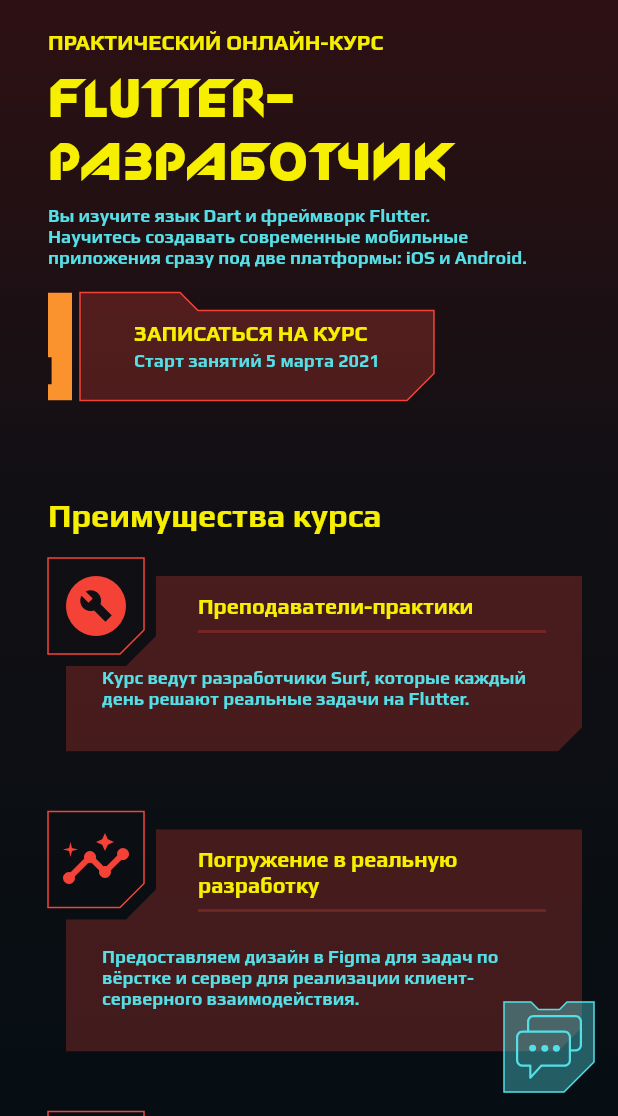
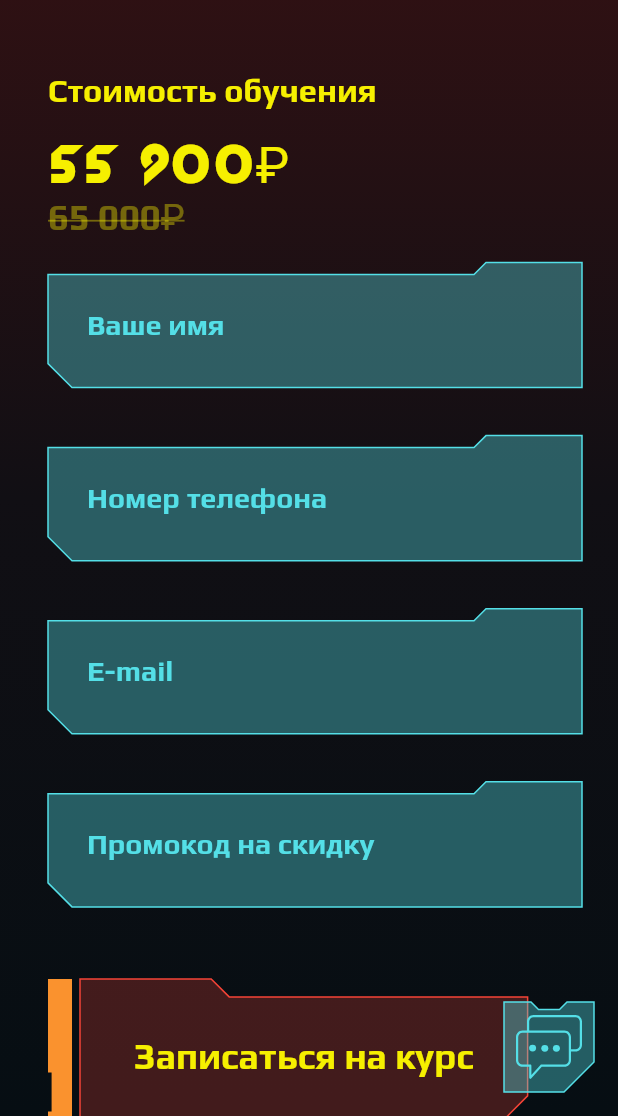
Before and after one commit to AndX2/webinar_demo, a Flutter app: the screen it shows after launch, on a phone screen of 412 x 824 dp, the part 120-1236 px from its top. Run offline on Flutter 3.47's test engine with Material 2 defaults, Android fonts, the phone set to English and light mode, and no system bars; our stand-ins replace flutter_svg, youtube_player_flutter; missing offline and left inert: dart:html.

Commit message:
submit form

```diff
--- a/lib/data.dart
+++ b/lib/data.dart
@@ -1,4 +1,3 @@
-import 'package:flutter/foundation.dart';
 import 'package:flutter/material.dart';
 
 class ColorRes {
@@ -63,8 +62,32 @@ class StyleRes {
   static const content56Blue = TextStyle(fontSize: 56.0, fontFamily: 'play', color: ColorRes.textBlue);
 
   static const head24Title = TextStyle(fontSize: 24.0, fontFamily: 'play', color: ColorRes.textYellow);
-
   static const head36Title = TextStyle(fontSize: 36.0, fontFamily: 'play', color: ColorRes.textYellow);
-
+  static const head40Title = TextStyle(fontSize: 40.0, fontFamily: 'play', color: ColorRes.textYellow);
   static const head56Title = TextStyle(fontSize: 56.0, fontFamily: 'zelek', color: ColorRes.textYellow);
 }
+
+final themeData = ThemeData(
+  inputDecorationTheme: InputDecorationTheme(
+      contentPadding: const EdgeInsets.fromLTRB(16.0, 10.0, 16.0, 10.0),
+      filled: true,
+      fillColor: ColorRes.msgBackBlue,
+      focusedBorder: UnderlineInputBorder(borderSide: BorderSide.none),
+      enabledBorder: UnderlineInputBorder(
+        borderRadius: BorderRadius.zero,
+        borderSide: const BorderSide(color: Colors.transparent),
+      ),
+      focusedErrorBorder: UnderlineInputBorder(
+        borderRadius: BorderRadius.zero,
+        borderSide: const BorderSide(color: ColorRes.textRed),
+      ),
+      border: UnderlineInputBorder(
+        borderRadius: BorderRadius.zero,
+        borderSide: const BorderSide(color: Colors.transparent),
+      ),
+      errorBorder: UnderlineInputBorder(
+        borderRadius: BorderRadius.zero,
+        borderSide: const BorderSide(color: ColorRes.textRed),
+      ),
+      labelStyle: StyleRes.content24Blue),
+);
--- a/lib/main.dart
+++ b/lib/main.dart
@@ -1,5 +1,6 @@
 import 'dart:io';
 import 'dart:math';
+import 'dart:ui';
 import 'package:flutter/foundation.dart';
 import 'package:flutter/material.dart';
 
@@ -12,6 +13,7 @@ import 'package:webinar_demo/widget/message_card.dart';
 import 'package:webinar_demo/widget/person_card.dart';
 import 'package:webinar_demo/widget/primary_btn.dart';
 import 'package:webinar_demo/widget/simple_card.dart';
+import 'package:webinar_demo/widget/submit_form.dart';
 
 void main() {
   runApp(App());
@@ -23,6 +25,7 @@ class App extends StatelessWidget {
   @override
   Widget build(BuildContext context) {
     return MaterialApp(
+      theme: themeData,
       home: MainScreen(),
     );
   }
@@ -180,94 +183,69 @@ class MainScreen extends StatelessWidget {
           controller: MainScrollProvider.of(ctx).scrollController,
           physics: ClampingScrollPhysics(),
           children: [
-            _buildHeader(context),
-            SizedBox(height: context.sw600 ? 16.0 : 32.0),
-            _buildEnrollBtn(context),
+            // _buildHeader(context),
+            // SizedBox(height: context.sw600 ? 16.0 : 32.0),
+            // _buildEnrollBtn(context),
+            // SizedBox(height: context.sw600 ? 64.0 : 96.0),
+            // _buildBenefits(context),
+            // SizedBox(height: context.sw600 ? 64.0 : 96.0),
+            // _buildSkills(context),
+            // SizedBox(height: context.sw600 ? 64.0 : 96.0),
+            // _buildProps(context),
+            // SizedBox(height: context.sw600 ? 64.0 : 96.0),
+            // _buildVideoQuality(context),
+            // SizedBox(height: context.sw600 ? 64.0 : 96.0),
+            // _buildLectures(context),
+            // SizedBox(height: context.sw600 ? 64.0 : 96.0),
+            // _buildEnrollBtn2(context),
+            // SizedBox(height: context.sw600 ? 64.0 : 96.0),
+            // _buildAfterCourse(context),
+            // SizedBox(height: context.sw600 ? 64.0 : 96.0),
+            // _buildSert(context),
+            // SizedBox(height: context.sw600 ? 64.0 : 96.0),
+            // _buildMentors(context),
+            // SizedBox(height: context.sw600 ? 64.0 : 96.0),
+            // _buildTargets(context),
+            // SizedBox(height: context.sw600 ? 64.0 : 96.0),
+            // _buildEnrollBtn(context),
             SizedBox(height: context.sw600 ? 64.0 : 96.0),
-            _buildBenefits(context),
+            _buildForm(context),
             SizedBox(height: context.sw600 ? 64.0 : 96.0),
-            _buildSkills(context),
-            SizedBox(height: context.sw600 ? 64.0 : 96.0),
-            _buildProps(context),
-            SizedBox(height: context.sw600 ? 64.0 : 96.0),
-            _buildVideoQuality(context),
-            SizedBox(height: context.sw600 ? 64.0 : 96.0),
-            _buildLectures(context),
-            SizedBox(height: context.sw600 ? 64.0 : 96.0),
-            _buildEnrollBtn2(context),
-            SizedBox(height: context.sw600 ? 64.0 : 96.0),
-            _buildAfterCourse(context),
-            SizedBox(height: context.sw600 ? 64.0 : 96.0),
-            _buildSert(context),
-            SizedBox(height: context.sw600 ? 64.0 : 96.0),
-            _buildMentors(context),
-            SizedBox(height: context.sw600 ? 64.0 : 96.0),
-            _buildTargets(context),
-            SizedBox(height: context.sw600 ? 64.0 : 96.0),
-            _buildEnrollBtn(context),
-            SizedBox(height: context.sw600 ? 64.0 : 96.0),
-            Padding(
+          ],
+        );
+      }),
+    );
+  }
+
+  Widget _buildForm(BuildContext context) {
+    return Padding(
       padding: EdgeInsets.only(left: context.sw600 ? 32.0 : 96.0, right: 24.0),
       child: Column(
         crossAxisAlignment: CrossAxisAlignment.start,
         children: [
+          SizedBox(height: context.sw600 ? 64.0 : 96.0),
           Text(
-                    'Даем основы, раскрываем секреты',
+            'Стоимость обучения',
             style: context.sp(StyleRes.head36Title),
           ),
           SizedBox(height: context.sw600 ? 16.0 : 48.0),
-                  Align(
-                    alignment: Alignment.topRight,
-                    child: MessageCard(
-                      child: Row(
-                        mainAxisSize: MainAxisSize.min,
-                        children: [
-                          SizedBox(
-                            width: context.sw600 ? 220.0 : 360.0,
-                            child: Text(
-                              'Узнайте Flutter поближе и сделайте первые шаги во Flutter-разработке',
-                              textAlign: TextAlign.right,
-                              style: context.sp(StyleRes.content20Blue),
+          Text(
+            '55 900₽',
+            style: context.sp(StyleRes.head56Title),
           ),
-                          ),
-                          if (!context.sw600) SizedBox(width: 20.0)
-                        ],
+          Text(
+            '65 000₽',
+            style: context.sp(
+              StyleRes.head40Title.copyWith(
+                decoration: TextDecoration.lineThrough,
+                color: ColorRes.textYellow.withAlpha(100),
               ),
             ),
           ),
           SizedBox(height: context.sw600 ? 16.0 : 48.0),
-                  Wrap(
-                    alignment: WrapAlignment.center,
-                    spacing: 40.0,
-                    runSpacing: 40.0,
-                    children: [
-                      _buildTargetCard(
-                        context,
-                        '10',
-                        'мастер-классов',
-                        'задать вопросы,\nпоработать над\nнешаблонными заданиями',
-                      ),
-                      _buildTargetCard(
-                        context,
-                        '48',
-                        'видеоуроков\n',
-                        'познакомиться с\nтеорией',
-                      ),
-                      _buildTargetCard(
-                        context,
-                        '57',
-                        'домашних заданий',
-                        'применить знания\nна практике',
-                      ),
+          Align(alignment: Alignment.topCenter, child: SubmitForm()),
         ],
       ),
-                ],
-              ),
-            ),
-            SizedBox(height: context.sw600 ? 64.0 : 96.0),
-          ],
-        );
-      }),
     );
   }
 
@@ -290,20 +268,20 @@ class MainScreen extends StatelessWidget {
               _buildTargetCard(
                 context,
                 '10',
-                'мастер-классов',
-                'задать вопросы,\nпоработать над\nнешаблонными заданиями',
+                'мастер-классов\n',
+                'задать вопросы, поработать над нешаблонными заданиями',
               ),
               _buildTargetCard(
                 context,
                 '48',
                 'видеоуроков\n',
-                'познакомиться с\nтеорией',
+                'познакомиться с теорией',
               ),
               _buildTargetCard(
                 context,
                 '57',
-                'домашних заданий',
-                'применить знания\nна практике',
+                'домашних заданий\n',
+                'применить знания на практике',
               ),
             ],
           ),
--- a/lib/widget/message_card.dart
+++ b/lib/widget/message_card.dart
@@ -8,9 +8,13 @@ const _strokeWidth = 1.0;
 
 class MessageCard extends StatelessWidget {
   final Widget child;
+  final EdgeInsets padding;
+  final Color background;
   const MessageCard({
     Key key,
     this.child,
+    this.padding,
+    this.background,
   }) : super(key: key);
 
   @override
@@ -21,7 +25,7 @@ class MessageCard extends StatelessWidget {
             child: ClipPath(
           clipper: MessageClipper(),
           child: Container(
-            color: ColorRes.msgBackBlue,
+            color: background ?? ColorRes.msgBackBlue,
           ),
         )),
         Positioned.fill(
@@ -29,7 +33,7 @@ class MessageCard extends StatelessWidget {
           painter: MessagePainter(),
         )),
         Padding(
-          padding: const EdgeInsets.fromLTRB(24.0, 20.0, _messageRightPart + 16.0, 12.0),
+          padding: padding ?? const EdgeInsets.fromLTRB(24.0, 20.0, _messageRightPart + 16.0, 12.0),
           child: child ?? Container(),
         ),
       ],
--- a/lib/widget/person_card.dart
+++ b/lib/widget/person_card.dart
@@ -34,7 +34,7 @@ class PersonCard extends StatelessWidget {
       mainAxisSize: MainAxisSize.min,
       crossAxisAlignment: CrossAxisAlignment.start,
       children: [
-        Text(name, style: context.sp(StyleRes.content32Blue)),
+        if (name != null) Text(name, style: context.sp(StyleRes.content32Blue)),
         SizedBox(height: 4.0),
         Stack(
           children: [
--- /dev/null
+++ b/lib/widget/submit_form.dart
@@ -0,0 +1,126 @@
+import 'package:flutter/foundation.dart';
+import 'package:flutter/gestures.dart';
+import 'package:flutter/material.dart';
+import 'dart:html' as html;
+import 'package:url_launcher/url_launcher.dart' as launcher;
+
+import 'package:webinar_demo/data.dart';
+import 'package:webinar_demo/widget/message_card.dart';
+import 'package:webinar_demo/util.dart';
+import 'package:webinar_demo/widget/primary_btn.dart';
+
+class SubmitForm extends StatefulWidget {
+  SubmitForm({Key key}) : super(key: key);
+
+  @override
+  _SubmitFormState createState() => _SubmitFormState();
+}
+
+class _SubmitFormState extends State<SubmitForm> {
+  @override
+  Widget build(BuildContext context) {
+    return Container(
+      constraints: BoxConstraints(maxWidth: context.sw600 ? 400.0 : 600.0),
+      child: Form(
+        child: Column(
+          children: [
+            MessageCard(
+              padding: const EdgeInsets.all(10.0),
+              child: TextFormField(
+                style: context.sp(StyleRes.head36Title),
+                decoration: InputDecoration(
+                  labelText: 'Ваше имя',
+                  labelStyle: context.sp(StyleRes.content32Blue),
+                  fillColor: Colors.transparent,
+                ),
+              ),
+            ),
+            SizedBox(height: 32.0),
+            MessageCard(
+              padding: const EdgeInsets.all(10.0),
+              child: TextFormField(
+                style: context.sp(StyleRes.head36Title),
+                decoration: InputDecoration(
+                  labelText: 'Номер телефона',
+                  labelStyle: context.sp(StyleRes.content32Blue),
+                  fillColor: Colors.transparent,
+                ),
+              ),
+            ),
+            SizedBox(height: 32.0),
+            MessageCard(
+              padding: const EdgeInsets.all(10.0),
+              child: TextFormField(
+                style: context.sp(StyleRes.head36Title),
+                decoration: InputDecoration(
+                  labelText: 'E-mail',
+                  labelStyle: context.sp(StyleRes.content32Blue),
+                  fillColor: Colors.transparent,
+                ),
+              ),
+            ),
+            SizedBox(height: 32.0),
+            MessageCard(
+              padding: const EdgeInsets.all(10.0),
+              child: TextFormField(
+                style: context.sp(StyleRes.head36Title),
+                decoration: InputDecoration(
+                  labelText: 'Промокод на скидку',
+                  labelStyle: context.sp(StyleRes.content32Blue),
+                  fillColor: Colors.transparent,
+                ),
+              ),
+            ),
+            SizedBox(height: 48.0),
+            Align(
+              alignment: Alignment.topLeft,
+              child: PrimaryBtn.legendary(
+                // padding: EdgeInsets.all(10.0),
+                child: Center(
+                    child: Text(
+                  'Записаться на курс',
+                  style: context.sp(StyleRes.head40Title),
+                )),
+                onPressed: () {},
+              ),
+            ),
+            SizedBox(height: 32.0),
+            RichText(
+                text: TextSpan(children: [
+              TextSpan(
+                text: 'Нажимая кнопку, вы соглашаетесь с ',
+                style: context.sp(StyleRes.content20Blue),
+              ),
+              TextSpan(
+                text: 'офертой',
+                style: context.sp(StyleRes.content20Blue.copyWith(decoration: TextDecoration.underline)),
+                recognizer: TapGestureRecognizer()
+                  ..onTap = () {
+                    print('oferta');
+                    if (kIsWeb) {
+                      html.window.open(
+                        'https://storage.googleapis.com/surf-site-mediastore/media/education-docs/oferta-new.pdf',
+                        'оферта',
+                      );
+                      return;
+                    }
+                    launcher.launch(
+                        'https://storage.googleapis.com/surf-site-mediastore/media/education-docs/oferta-new.pdf');
+                  },
+              ),
+              TextSpan(
+                text: ' и ',
+                style: context.sp(StyleRes.content20Blue),
+              ),
+              TextSpan(
+                text: 'политикой конфиденциальности',
+                style: context.sp(StyleRes.content20Blue.copyWith(decoration: TextDecoration.underline)),
+              ),
+            ])),
+            SizedBox(height: 24.0),
+          ],
+        ),
+      ),
+    );
+  }
+}
--- a/pubspec.yaml
+++ b/pubspec.yaml
@@ -25,6 +25,7 @@ dependencies:
     sdk: flutter
   youtube_player_flutter: ^7.0.0+7
   flutter_svg: 0.19.1
+  url_launcher: ^5.7.10
 
 dev_dependencies:
   flutter_test:
```
Also changed, not shown: pubspec.lock, 3 other files. Lines whose indentation alone changed are shown as unchanged.
